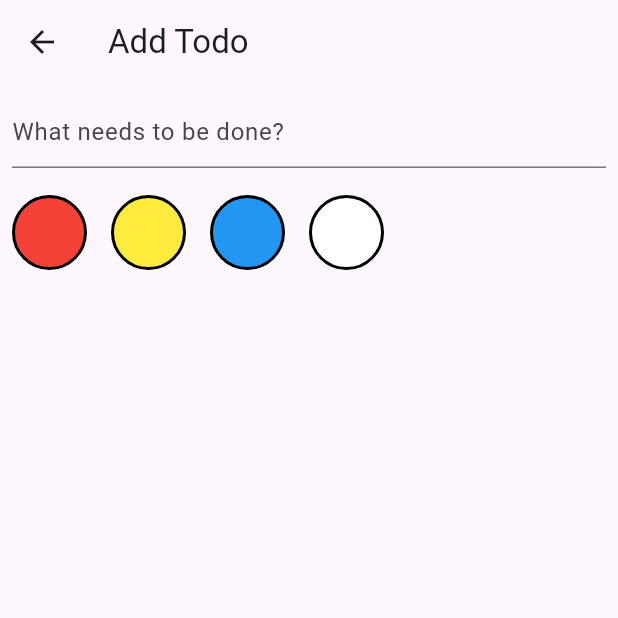
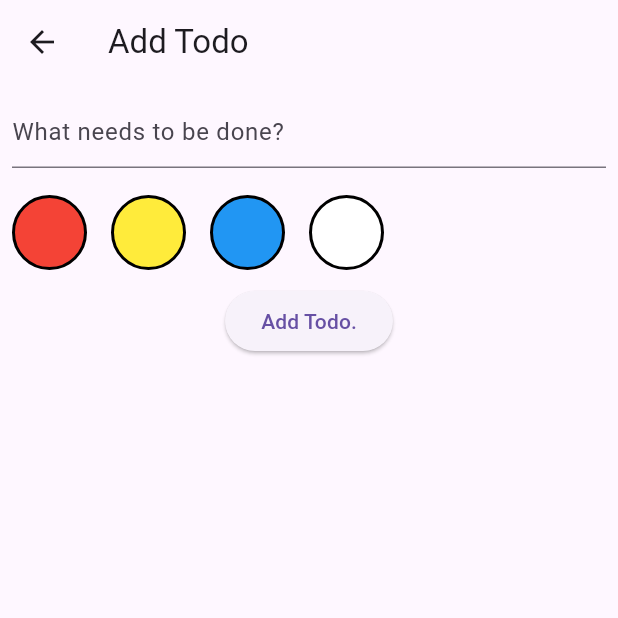
Before and after one commit to akshit1211/flutter-todo-app, a Flutter app: the AddTodo screen opened directly, on a phone screen of 412 x 824 dp, the top half of it. Run offline on Flutter 3.47's test engine with Material 3 defaults, Android fonts, the phone set to English and light mode, and no system bars; our stand-ins replace flutter_riverpod, hive; accounts and stored records are empty.

Commit message:
updates(1)

```diff
--- a/lib/add_todo_screen.dart
+++ b/lib/add_todo_screen.dart
@@ -1,20 +1,26 @@
 import 'package:flutter/material.dart';
+import 'package:flutter_riverpod/flutter_riverpod.dart';
 import 'package:flutter_todo/constants.dart';
+import 'package:flutter_todo/todo.dart';
+import 'package:flutter_todo/todo_provider.dart';
 
-class AddTodo extends StatelessWidget {
-  const AddTodo({super.key});
+class AddTodo extends ConsumerWidget {
+  AddTodo({super.key});
 
+  final todoController = TextEditingController();
   @override
-  Widget build(BuildContext context) {
+  Widget build(BuildContext context, WidgetRef ref) {
     return Scaffold(
       appBar: AppBar(
         title: const Text('Add Todo'),
       ),
       body: Column(children: [
-        const Padding(
-          padding: EdgeInsets.all(8.0),
+        Padding(
+          padding: const EdgeInsets.all(8.0),
           child: TextField(
-            decoration: InputDecoration(hintText: 'What needs to be done?'),
+            controller: todoController,
+            decoration:
+                const InputDecoration(hintText: 'What needs to be done?'),
           ),
         ),
         SizedBox(
@@ -26,9 +32,7 @@ class AddTodo extends StatelessWidget {
                 return Padding(
                   padding: const EdgeInsets.all(8.0),
                   child: GestureDetector(
-                    onTap: () {
-
-                    },
+                    onTap: () {},
                     child: Container(
                       height: 50,
                       width: 50,
@@ -43,7 +47,20 @@ class AddTodo extends StatelessWidget {
                   ),
                 );
               }),
-        )
+        ),
+        ElevatedButton(
+            onPressed: () {
+              //add todo
+              final todo = Todo(
+                title: todoController.text,
+                id: DateTime.now().millisecondsSinceEpoch.toString(),
+                isDone: false,
+                priority: 1,
+              );
+              ref.read(todoProvider.notifier).add(todo);
+              todoController.clear();
+            },
+            child: const Text("Add Todo."))
       ]),
     );
   }
--- a/lib/main.dart
+++ b/lib/main.dart
@@ -1,8 +1,9 @@
 import 'package:flutter/material.dart';
+import 'package:flutter_riverpod/flutter_riverpod.dart';
 import 'package:flutter_todo/todo_screen.dart';
 
 void main() {
-  runApp(TodoApp());
+  runApp(const ProviderScope(child: TodoApp()));
 }
 
 class TodoApp extends StatelessWidget {
@@ -10,7 +11,7 @@ class TodoApp extends StatelessWidget {
 
   @override
   Widget build(BuildContext context) {
-    return MaterialApp(
+    return const MaterialApp(
       home: TodoScreen(),
     );
   }
--- /dev/null
+++ b/lib/todo_provider.dart
@@ -0,0 +1,18 @@
+import 'package:flutter_riverpod/flutter_riverpod.dart';
+import 'package:flutter_todo/todo.dart';
+
+class TodoProvider extends StateNotifier<List<Todo>> {
+  TodoProvider() : super([]);
+
+  void add(Todo todo) {
+    state = [...state, todo];
+  }
+
+  void removeTodo(Todo todo) {
+    state = state.where((element) => element.id != todo.id).toList();
+  }
+}
+
+final todoProvider = StateNotifierProvider<TodoProvider, List<Todo>>((ref) {
+  return TodoProvider();
+});
```
Also changed, not shown: lib/todo_screen.dart (+27 -2 lines).
